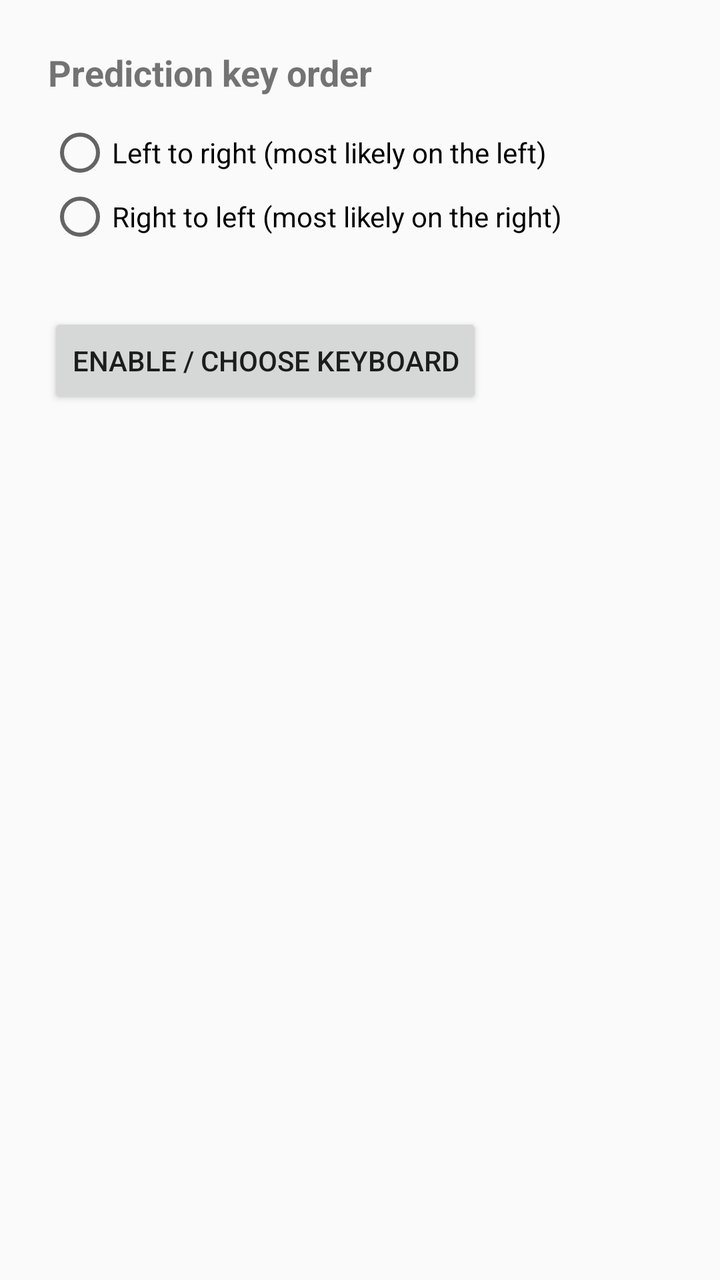
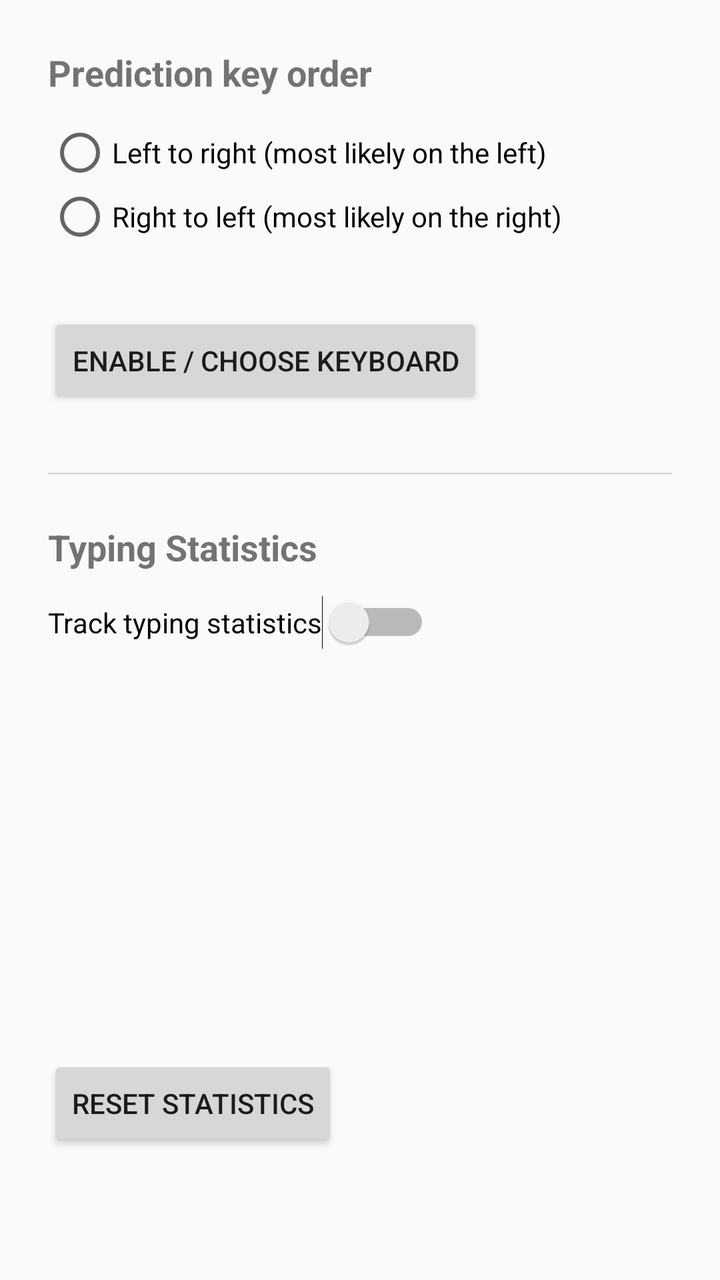

An Android layout rendered at two revisions. The XML below is the earlier revision; the diff shows what the commit changed to produce the second picture.
<!-- AndroidManifest.xml: application theme Theme.AppCompat.Light -->
<!-- res/layout/activity_settings.xml -->
<?xml version="1.0" encoding="utf-8"?>
<LinearLayout xmlns:android="http://schemas.android.com/apk/res/android"
    android:layout_width="match_parent"
    android:layout_height="match_parent"
    android:orientation="vertical"
    android:padding="24dp">

    <TextView
        android:layout_width="wrap_content"
        android:layout_height="wrap_content"
        android:text="@string/pref_direction_title"
        android:textSize="18sp"
        android:textStyle="bold"
        android:layout_marginBottom="12dp" />

    <RadioGroup
        android:id="@+id/direction_group"
        android:layout_width="wrap_content"
        android:layout_height="wrap_content">

        <RadioButton
            android:id="@+id/direction_ltr"
            android:layout_width="wrap_content"
            android:layout_height="wrap_content"
            android:text="@string/pref_direction_ltr" />

        <RadioButton
            android:id="@+id/direction_rtl"
            android:layout_width="wrap_content"
            android:layout_height="wrap_content"
            android:text="@string/pref_direction_rtl" />
    </RadioGroup>

    <Button
        android:id="@+id/open_keyboard_settings"
        android:layout_width="wrap_content"
        android:layout_height="wrap_content"
        android:layout_marginTop="32dp"
        android:text="Enable / choose keyboard" />

</LinearLayout>
<!-- resources referenced by this layout -->
<resources>
  <string name="pref_direction_ltr">Left to right (most likely on the left)</string>
  <string name="pref_direction_rtl">Right to left (most likely on the right)</string>
  <string name="pref_direction_title">Prediction key order</string>
</resources>

<!-- the commit's change to res/layout/activity_settings.xml (unified diff, before → after) -->
@@ -1,7 +1,11 @@
 <?xml version="1.0" encoding="utf-8"?>
-<LinearLayout xmlns:android="http://schemas.android.com/apk/res/android"
+<ScrollView xmlns:android="http://schemas.android.com/apk/res/android"
     android:layout_width="match_parent"
-    android:layout_height="match_parent"
+    android:layout_height="match_parent">
+
+<LinearLayout
+    android:layout_width="match_parent"
+    android:layout_height="wrap_content"
     android:orientation="vertical"
     android:padding="24dp">
 
@@ -38,4 +42,84 @@
         android:layout_marginTop="32dp"
         android:text="Enable / choose keyboard" />
 
+    <View
+        android:layout_width="match_parent"
+        android:layout_height="1dp"
+        android:layout_marginTop="32dp"
+        android:layout_marginBottom="24dp"
+        android:background="#DDDDDD" />
+
+    <TextView
+        android:layout_width="wrap_content"
+        android:layout_height="wrap_content"
+        android:text="Typing Statistics"
+        android:textSize="18sp"
+        android:textStyle="bold"
+        android:layout_marginBottom="12dp" />
+
+    <Switch
+        android:id="@+id/stats_enabled_switch"
+        android:layout_width="wrap_content"
+        android:layout_height="wrap_content"
+        android:text="Track typing statistics"
+        android:layout_marginBottom="16dp" />
+
+    <LinearLayout
+        android:id="@+id/stats_display"
+        android:layout_width="match_parent"
+        android:layout_height="wrap_content"
+        android:orientation="vertical">
+
+        <TextView
+            android:id="@+id/stat_wpm"
+            android:layout_width="match_parent"
+            android:layout_height="wrap_content"
+            android:layout_marginBottom="6dp" />
+
+        <TextView
+            android:id="@+id/stat_best_wpm"
+            android:layout_width="match_parent"
+            android:layout_height="wrap_content"
+            android:layout_marginBottom="6dp" />
+
+        <TextView
+            android:id="@+id/stat_total_chars"
+            android:layout_width="match_parent"
+            android:layout_height="wrap_content"
+            android:layout_marginBottom="6dp" />
+
+        <TextView
+            android:id="@+id/stat_chars_saved"
+            android:layout_width="match_parent"
+            android:layout_height="wrap_content"
+            android:layout_marginBottom="6dp" />
+
+        <TextView
+            android:id="@+id/stat_words_completed"
+            android:layout_width="match_parent"
+            android:layout_height="wrap_content"
+            android:layout_marginBottom="6dp" />
+
+        <TextView
+            android:id="@+id/stat_backspaces"
+            android:layout_width="match_parent"
+            android:layout_height="wrap_content"
+            android:layout_marginBottom="6dp" />
+
+        <TextView
+            android:id="@+id/stat_macro_uses"
+            android:layout_width="match_parent"
+            android:layout_height="wrap_content"
+            android:layout_marginBottom="6dp" />
+
+        <Button
+            android:id="@+id/reset_stats_button"
+            android:layout_width="wrap_content"
+            android:layout_height="wrap_content"
+            android:layout_marginTop="12dp"
+            android:text="Reset Statistics" />
+
+    </LinearLayout>
+
 </LinearLayout>
+</ScrollView>
